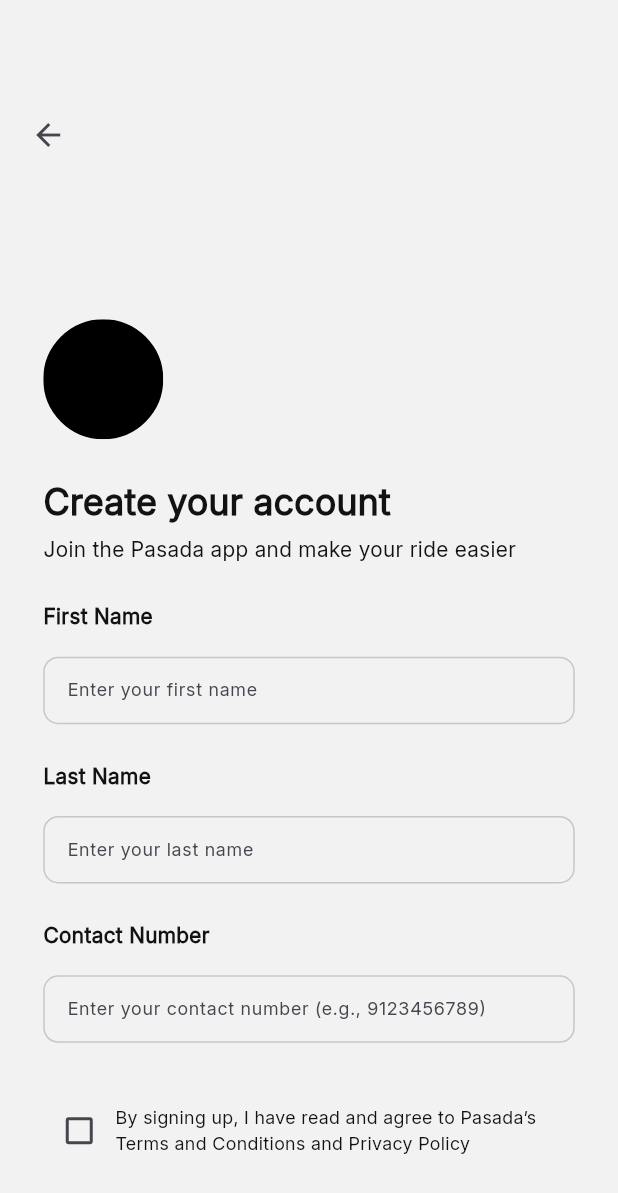
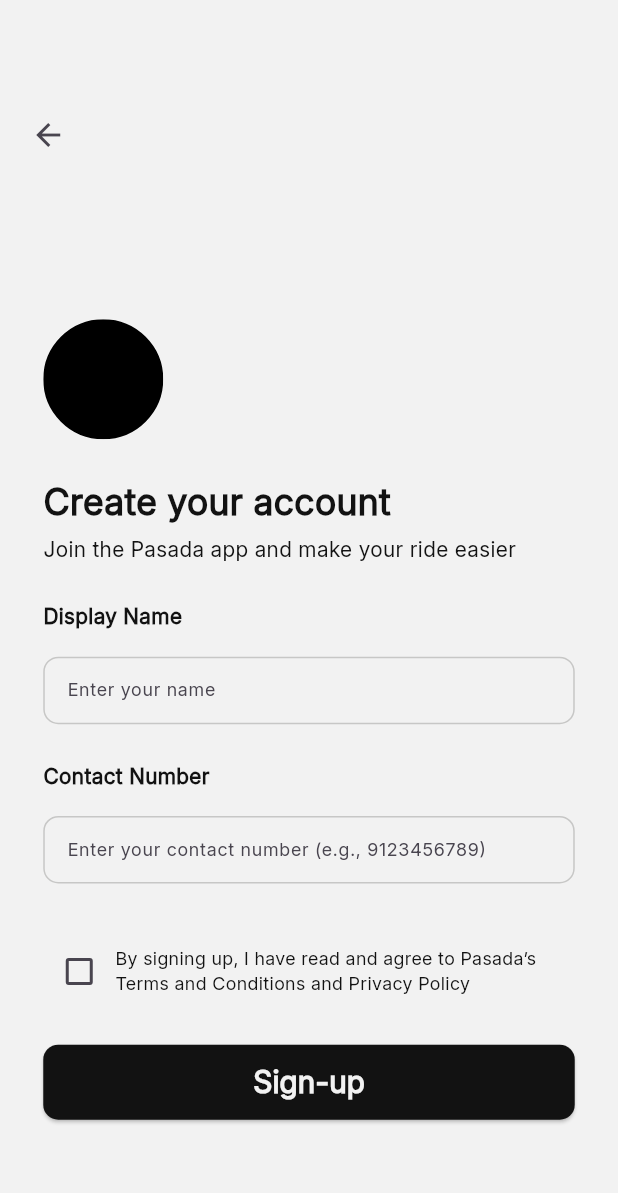
Before and after one commit to heimin22/Pasada, a Flutter app: the CreateAccountCredPage screen opened directly with empty values, on a phone screen of 412 x 824 dp. Shown: the top 1193 px of the screen. Run offline on Flutter 3.47's test engine with Material 3 defaults, Android fonts, the phone set to English and light mode, and no system bars; our stand-ins replace app_links, connectivity_plus, curved_navigation_bar, flutter_dotenv, flutter_svg, fluttertoast and 5 more; missing offline and left inert: flutter_polyline_points; accounts and stored records are empty.

Commit message:
Modified the column of the user's name into one as display_name.

```diff
--- a/lib/authentication/createAccountCred.dart
+++ b/lib/authentication/createAccountCred.dart
@@ -10,7 +10,8 @@ class CreateAccountCredPage extends StatefulWidget {
   final String email;
   final String title;
 
-  const CreateAccountCredPage({super.key, required this.title, required this.email});
+  const CreateAccountCredPage(
+      {super.key, required this.title, required this.email});
 
   @override
   State<CreateAccountCredPage> createState() => _CreateAccountCredPageState();
@@ -57,10 +58,8 @@ class _CreateAccountCredPageState extends State<CreateAccountCredPage> {
                     mainAxisAlignment: MainAxisAlignment.start,
                     children: [
                       buildHeader(),
-                      buildPassengerFirstNameText(),
-                      buildPassengerFirstNameInput(),
-                      buildPassengerLastNameText(),
-                      buildPassengerLastNameInput(),
+                      buildPassengerDisplayNameText(),
+                      buildPassengerDisplayNameInput(),
                       buildPassengerContactNumberText(),
                       buildPassengerContactNumberInput(),
                       buildTermsCheckbox(),
@@ -102,6 +101,7 @@ class _CreateAccountCredPageState extends State<CreateAccountCredPage> {
           ),
           alignment: Alignment.centerLeft,
         ),
+
         /// Logo
         Container(
           alignment: Alignment.centerLeft,
@@ -113,9 +113,11 @@ class _CreateAccountCredPageState extends State<CreateAccountCredPage> {
           width: 80,
           child: SvgPicture.asset('assets/svg/Ellipse.svg'),
         ),
+
         /// Create your account text
         Container(
-          margin: EdgeInsets.only(top: MediaQuery.of(context).size.height * 0.03),
+          margin:
+              EdgeInsets.only(top: MediaQuery.of(context).size.height * 0.03),
           child: const Text(
             'Create your account',
             style: TextStyle(
@@ -126,9 +128,11 @@ class _CreateAccountCredPageState extends State<CreateAccountCredPage> {
           ),
         ),
         const SizedBox(height: 3),
+
         /// Join the Pasada... text
         Container(
-          padding: EdgeInsets.only(top: MediaQuery.of(context).size.height * 0.0025),
+          padding:
+              EdgeInsets.only(top: MediaQuery.of(context).size.height * 0.0025),
           child: Text(
             'Join the Pasada app and make your ride easier',
             style: TextStyle(color: Color(0xFF121212)),
@@ -138,17 +142,17 @@ class _CreateAccountCredPageState extends State<CreateAccountCredPage> {
     );
   }
 
-  Container buildPassengerFirstNameText() {
+  Container buildPassengerDisplayNameText() {
     return Container(
       margin: EdgeInsets.only(top: MediaQuery.of(context).size.height * 0.03),
       child: Text(
-        'First Name',
+        'Display Name',
         style: TextStyle(color: Color(0xFF121212), fontWeight: FontWeight.w700),
       ),
     );
   }
 
-  Container buildPassengerFirstNameInput() {
+  Container buildPassengerDisplayNameInput() {
     return Container(
       margin: EdgeInsets.only(top: MediaQuery.of(context).size.height * 0.02),
       child: SizedBox(
@@ -163,57 +167,7 @@ class _CreateAccountCredPageState extends State<CreateAccountCredPage> {
             fontSize: 14,
           ),
           decoration: InputDecoration(
-            labelText: 'Enter your first name',
-            labelStyle: const TextStyle(
-              fontSize: 12,
-            ),
-            floatingLabelStyle: const TextStyle(
-              color: Color(0xFF121212),
-            ),
-            enabledBorder: const OutlineInputBorder(
-              borderSide: BorderSide(
-                color: Color(0xFFC7C7C6),
-                width: 1.0,
-              ),
-              borderRadius: BorderRadius.all(Radius.circular(10.0)),
-            ),
-            focusedBorder: const OutlineInputBorder(
-              borderSide: BorderSide(
-                color: Color(0xFF121212),
-              ),
-            ),
-          ),
-        ),
-      ),
-    );
-  }
-
-  Container buildPassengerLastNameText() {
-    return Container(
-      margin: EdgeInsets.only(top: MediaQuery.of(context).size.height * 0.03),
-      child: Text(
-        'Last Name',
-        style: TextStyle(color: Color(0xFF121212), fontWeight: FontWeight.w700),
-      ),
-    );
-  }
-
-  Container buildPassengerLastNameInput() {
-    return Container(
-      margin: EdgeInsets.only(top: MediaQuery.of(context).size.height * 0.02),
-      child: SizedBox(
-        width: double.infinity,
-        height: 45,
-        child: TextField(
-          controller: lastNameController,
-          style: const TextStyle(
-            color: Color(0xFF121212),
-            fontWeight: FontWeight.w600,
-            fontFamily: 'Inter',
-            fontSize: 14,
-          ),
-          decoration: InputDecoration(
-            labelText: 'Enter your last name',
+            labelText: 'Enter your name',
             labelStyle: const TextStyle(
               fontSize: 12,
             ),
@@ -269,8 +223,7 @@ class _CreateAccountCredPageState extends State<CreateAccountCredPage> {
               color: Color(0xFF121212),
               fontSize: 14,
               fontWeight: FontWeight.w600,
-              fontFamily: 'Inter'
-          ),
+              fontFamily: 'Inter'),
           decoration: InputDecoration(
             prefix: Padding(
               padding: const EdgeInsets.only(right: 8.0),
@@ -343,7 +296,8 @@ class _CreateAccountCredPageState extends State<CreateAccountCredPage> {
           Expanded(
             // Ensures text wraps and doesn't push Checkbox
             child: Container(
-              padding: EdgeInsets.only(top: MediaQuery.of(context).size.height * 0.02),
+              padding: EdgeInsets.only(
+                  top: MediaQuery.of(context).size.height * 0.02),
               child: Text(
                 'By signing up, I have read and agree to Pasada’s Terms and Conditions and Privacy Policy',
                 style: const TextStyle(
@@ -366,7 +320,7 @@ class _CreateAccountCredPageState extends State<CreateAccountCredPage> {
         width: double.infinity,
         child: ElevatedButton(
           // onPressed: isLoading ? null : SigningUp,
-          onPressed: () async{
+          onPressed: () async {
             if (!isChecked) {
               ScaffoldMessenger.of(context).showSnackBar(
                 const SnackBar(
@@ -377,15 +331,15 @@ class _CreateAccountCredPageState extends State<CreateAccountCredPage> {
               return;
             }
             // validate required fields
-            final firstName = firstNameController.text.trim();
-            final lastName = lastNameController.text.trim();
+            final displayName = firstNameController.text.trim();
             final contactDigits = contactController.text.trim();
             final email = widget.email;
             // retrieve natin ung password na pinasa duon sa previous page
-            final args = ModalRoute.of(context)!.settings.arguments as Map<String, dynamic>;
+            final args = ModalRoute.of(context)!.settings.arguments
+                as Map<String, dynamic>;
             final password = args['password'];
 
-            if (firstName.isEmpty || lastName.isEmpty || contactDigits.isEmpty) {
+            if (displayName.isEmpty || contactDigits.isEmpty) {
               ScaffoldMessenger.of(context).showSnackBar(
                 const SnackBar(
                   content: Text('Please fill in all required fields.'),
@@ -415,17 +369,16 @@ class _CreateAccountCredPageState extends State<CreateAccountCredPage> {
                 email,
                 password,
                 data: {
-                  'first_name': firstName,
-                  'last_name': lastName,
+                  'display_name': displayName,
                   'contact_number': contactNumber,
                 },
               );
               if (authResponse.user != null) {
                 debugPrint('User signed up: ${authResponse.user!.email}');
                 Navigator.push(
-                  context,
-                  MaterialPageRoute(builder: (context) => const selectionScreen())
-                );
+                    context,
+                    MaterialPageRoute(
+                        builder: (context) => const selectionScreen()));
               }
             } catch (e) {
               if (mounted) {
--- a/lib/profiles/settings_profile_header.dart
+++ b/lib/profiles/settings_profile_header.dart
@@ -26,9 +26,7 @@ class SettingsProfileHeader extends StatelessWidget {
           return const CircularProgressIndicator();
         }
         final userData = snapshot.data;
-        final userName = (userData?['first_name'] != null && userData?['last_name'] != null)
-            ? '${snapshot.data!['first_name']} ${snapshot.data!['last_name']}'
-            : 'Guest user';
+        final userName = userData?['display_name'] ?? 'Guest user';
 
         return Container(
           width: double.infinity,
--- a/lib/services/authService.dart
+++ b/lib/services/authService.dart
@@ -148,12 +148,20 @@ class AuthService {
                 .eq('id', user.id)
                 .maybeSingle();
 
+            final userMetadata = user.userMetadata;
+            final displayName = userMetadata?['full_name'] ?? '';
+
             if (existingUser == null) {
               await passengersDatabase.insert({
                 'id': user.id,
                 'email': user.email,
+                'display_name': displayName,
                 'created_at': DateTime.now().toIso8601String(),
               });
+            } else if (existingUser['display_name'] == null) {
+              await passengersDatabase.update({
+                'display_name': displayName,
+              }).eq('id', user.id);
             }
             completer.complete(true);
           }
```
